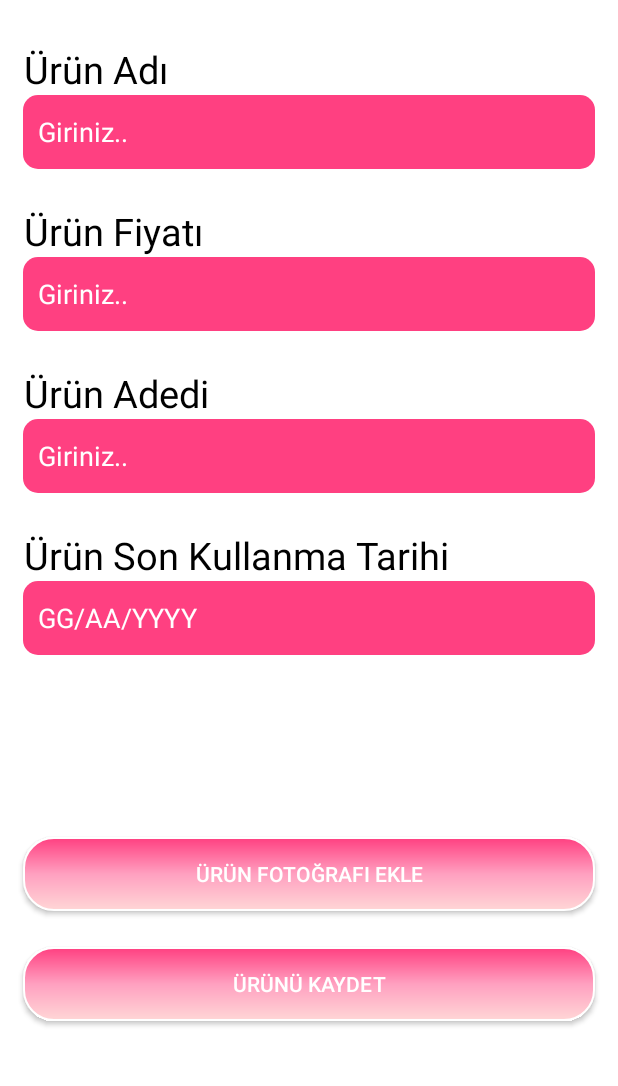
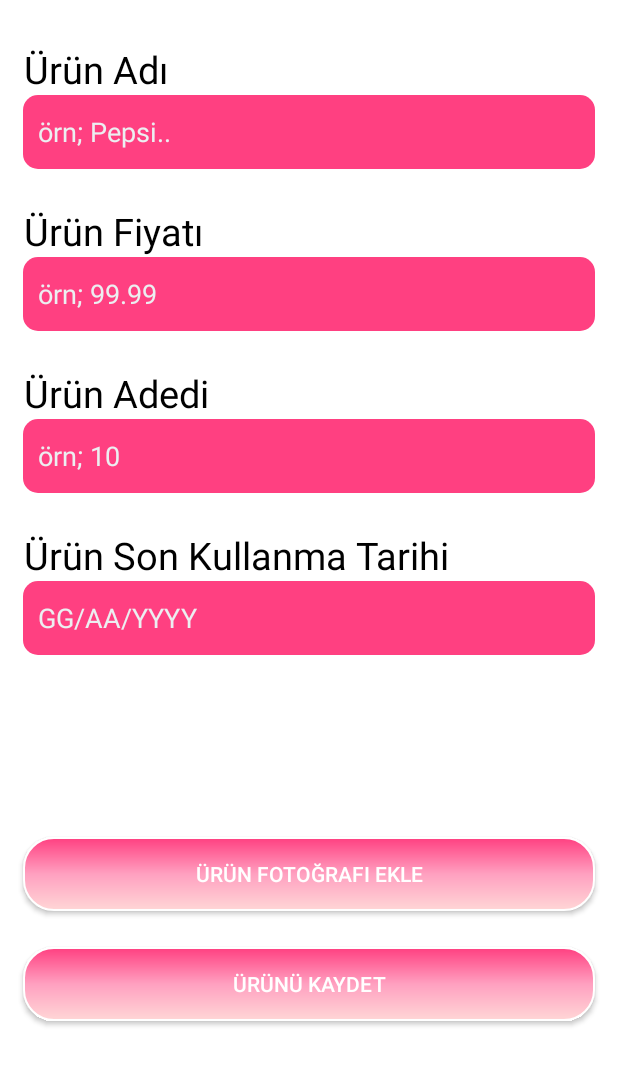
Before and after one commit to mustafawiped/MarketApp, an Android app: the ItemActivity screen opened directly, with no data from a screen before it, on a phone screen of 412 x 824 dp, the part 109-1195 px from its top. Run offline under Robolectric (Android 15) with nearby library versions, the phone set to English and light mode, and no system bars; Roboto replaces fonts that are not available here.

Commit message:
23.05.24 - 4. Commit | Process: The application errors and bugs have been fixed. The 'resizeImage' function has been added, which reduces the size of the images backed up to the local database. This prevents high data transfer between activities. Minor design updates have been made within the application. With this update, the Marketim application has completed its features of adding, deleting, updating products, and viewing products in a list format.

```diff
--- a/app/src/main/java/com/mustafagur/marketim/DatabaseHelper.kt
+++ b/app/src/main/java/com/mustafagur/marketim/DatabaseHelper.kt
@@ -41,7 +41,7 @@ class DatabaseHelper(context: Context) : SQLiteOpenHelper(context, DATABASE_NAME
         return db.insert(TABLE_NAME, null, values)
     }
 
-    fun updateData(id: Long, product: String, price: String, amount: Byte, image: ByteArray, exd: String, note: String): Int {
+    fun updateData(id: Long, product: String, price: String, amount: Byte, image: ByteArray, exd: String): Int {
         val values = ContentValues()
         values.put(COLUMN_PRODUCT, product)
         values.put(COLUMN_PRICE, price)
--- a/app/src/main/java/com/mustafagur/marketim/FragmentAdapters/ItemsFragmentAdapter.kt
+++ b/app/src/main/java/com/mustafagur/marketim/FragmentAdapters/ItemsFragmentAdapter.kt
@@ -37,6 +37,7 @@ class ItemsFragmentAdapter : Fragment() {
         val dbHelper = DatabaseHelper(requireContext())
         val cursor = dbHelper.getAllData()
         updateList(cursor)
+        dbHelper.close()
         return view
     }
 
@@ -60,6 +61,7 @@ class ItemsFragmentAdapter : Fragment() {
                 data.urunSkt = urunskt
                 itemList.add(data)
             } while (cursor.moveToNext())
+            cursor.close()
         }
         val adapterclass = ItemsAdapterClass(itemList, requireContext())
         adapterclass.notifyDataSetChanged()
--- a/app/src/main/java/com/mustafagur/marketim/ItemsAdapterClass.kt
+++ b/app/src/main/java/com/mustafagur/marketim/ItemsAdapterClass.kt
@@ -4,6 +4,7 @@ import android.content.Context
 import android.content.Intent
 import android.graphics.Bitmap
 import android.graphics.BitmapFactory
+import android.util.Log
 import android.view.LayoutInflater
 import android.view.View
 import android.view.ViewGroup
@@ -49,10 +50,11 @@ class ItemsAdapterClass(private val list: ArrayList<DataClass>, private val cont
             intent.putExtra("urunid", veri.id)
             intent.putExtra("urunadi", veri.urunAdi)
             intent.putExtra("urunfiyati", veri.urunFiyati)
-            intent.putExtra("urunadedi", veri.urunAdedi)
+            intent.putExtra("urunadedi", veri.urunAdedi.toString())
             intent.putExtra("urunskt", veri.urunSkt)
             intent.putExtra("urunfotografi", veri.urunFotografi)
             context.startActivity(intent)
+            Log.e("w","geliyo 1")
         }
         return view
     }
--- a/app/src/main/java/com/mustafagur/marketim/MainActivity.kt
+++ b/app/src/main/java/com/mustafagur/marketim/MainActivity.kt
@@ -1,6 +1,7 @@
 package com.mustafagur.marketim
 
 import DatabaseHelper
+import android.annotation.SuppressLint
 import android.os.Bundle
 import androidx.appcompat.app.AppCompatActivity
 import android.widget.TextView
@@ -36,6 +37,7 @@ class MainActivity : AppCompatActivity() {
 
 
 
+    @SuppressLint("Range")
     override fun onCreate(savedInstanceState: Bundle?) {
         super.onCreate(savedInstanceState)
         setContentView(R.layout.activity_main)
--- a/app/src/main/res/layout/activity_item.xml
+++ b/app/src/main/res/layout/activity_item.xml
@@ -153,9 +153,9 @@
         android:layout_width="match_parent"
         android:layout_height="49dp"
         android:ems="10"
-        android:hint="Giriniz.."
+        android:hint="örn; Pepsi.."
         android:background="@drawable/edittext_background"
-        android:textColorHint="@color/white"
+        android:textColorHint="#ECEFF1"
         android:paddingLeft="10dp"
         android:inputType="textPersonName"
         android:textColor="@color/white"
@@ -173,13 +173,13 @@
         android:layout_width="match_parent"
         android:layout_height="49dp"
         android:ems="10"
-        android:hint="Giriniz.."
+        android:hint="örn; 99.99"
         android:inputType="number"
         android:layout_marginLeft="15dp"
         android:layout_marginRight="15dp"
         android:textColor="@color/white"
         android:background="@drawable/edittext_background"
-        android:textColorHint="@color/white"
+        android:textColorHint="#ECEFF1"
         android:paddingLeft="10dp"
         app:layout_constraintBottom_toBottomOf="parent"
         app:layout_constraintEnd_toEndOf="parent"
@@ -193,13 +193,13 @@
         android:layout_width="match_parent"
         android:layout_height="49dp"
         android:ems="10"
-        android:hint="Giriniz.."
+        android:hint="örn; 10"
         android:inputType="number"
         android:textColor="@color/white"
         android:layout_marginLeft="15dp"
         android:layout_marginRight="15dp"
         android:background="@drawable/edittext_background"
-        android:textColorHint="@color/white"
+        android:textColorHint="#ECEFF1"
         android:paddingLeft="10dp"
         app:layout_constraintBottom_toBottomOf="parent"
         app:layout_constraintEnd_toEndOf="parent"
@@ -216,7 +216,7 @@
         android:hint="GG/AA/YYYY"
         android:paddingLeft="10dp"
         android:textColor="@color/white"
-        android:textColorHint="@color/white"
+        android:textColorHint="#ECEFF1"
         android:layout_marginLeft="15dp"
         android:layout_marginRight="15dp"
         android:onClick="showDatePickerDialog"
```
Also changed, not shown: app/src/main/java/com/mustafagur/marketim/DetailActivity.kt (+9 -3 lines), app/src/main/java/com/mustafagur/marketim/ItemActivity.kt (+35 -7 lines), app/src/main/java/com/mustafagur/marketim/UpdateItemActivity.kt (+30 -9 lines), app/src/main/res/layout/activity_detail.xml (+5 -5 lines), app/build.gradle (line endings or trailing spaces), app/src/main/res/values/themes.xml (line endings or trailing spaces).
